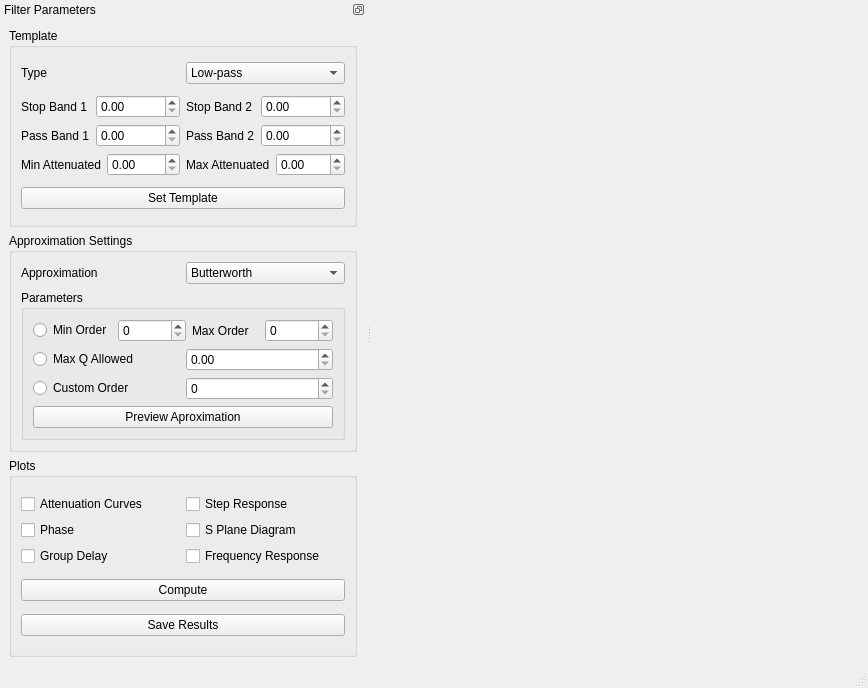
The window that FilterTool/FilterTool/resources/FilterToolDesign.ui (tc-grupo-4/TP04) describes before a commit, drawn with Qt 5.
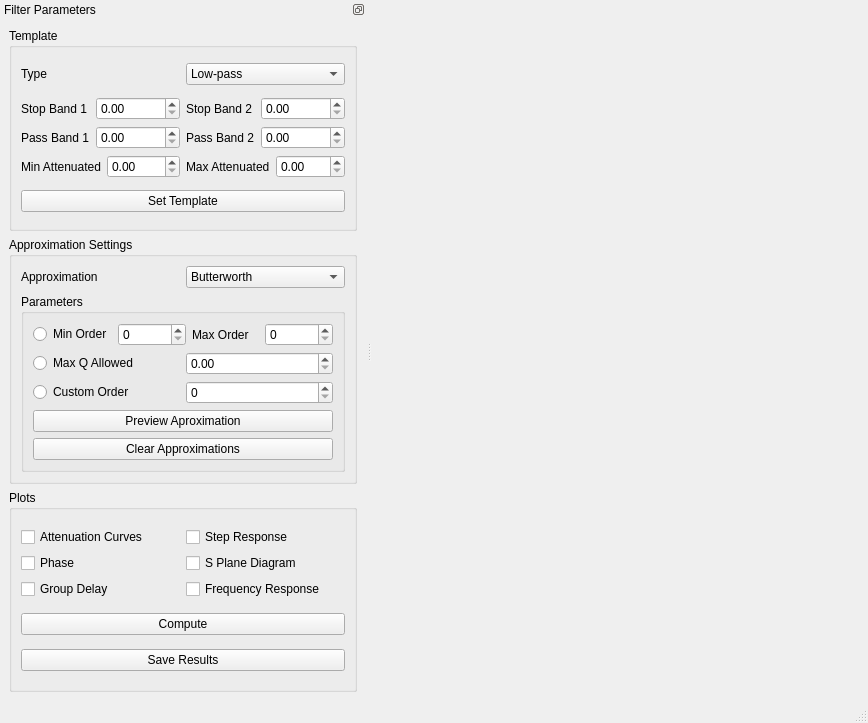
The same window after the commit.

The edit to the form file:
```diff
--- a/FilterTool/FilterTool/resources/FilterToolDesign.ui
+++ b/FilterTool/FilterTool/resources/FilterToolDesign.ui
@@ -10,7 +10,7 @@
     <x>0</x>
     <y>0</y>
     <width>868</width>
-    <height>688</height>
+    <height>723</height>
    </rect>
   </property>
   <property name="sizePolicy">
@@ -297,6 +297,13 @@
                </property>
               </widget>
              </item>
+             <item row="4" column="0">
+              <widget class="QPushButton" name="clearApproxButton">
+               <property name="text">
+                <string>Clear Approximations</string>
+               </property>
+              </widget>
+             </item>
             </layout>
            </widget>
           </item>
```
Left out of the diff: 28 changed lines with no effect on the pictures.
